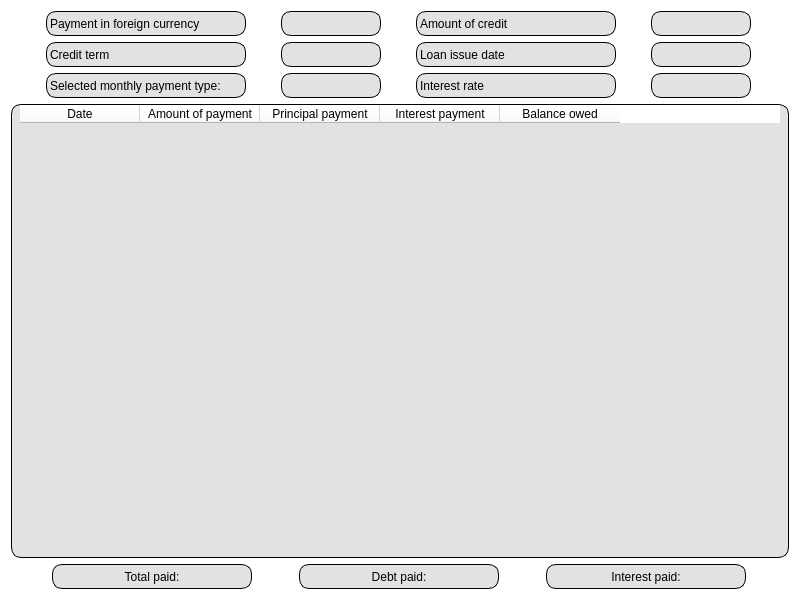
Above: src/s21_frontend/s21_credit_table.ui from kossadda/C7_s21_SmartCalc before the change. Below: the same form after it.
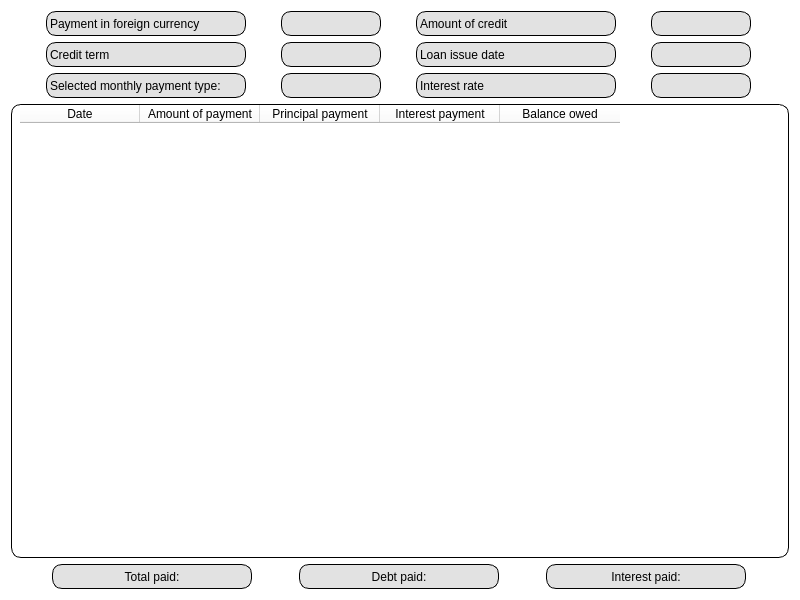
That is the form after the change.

```diff
--- a/src/s21_frontend/s21_credit_table.ui
+++ b/src/s21_frontend/s21_credit_table.ui
@@ -435,6 +435,8 @@
     </layout>
    </item>
    <item>
+    <layout class="QHBoxLayout" name="horizontalLayout_2">
+     <item>
     <widget class="QTableWidget" name="table">
      <property name="sizePolicy">
       <sizepolicy hsizetype="Preferred" vsizetype="Preferred">
@@ -451,7 +453,7 @@
 QTableWidget {
     border-radius: 10px;
     padding: 0 8px;
-	background-color: rgb(226, 226, 226);
+	background-color: rgb(255, 255, 255);
 	color:black;
 	color: rgb(0, 0, 0);
 	gridline-color: rgb(0, 0, 0);
@@ -496,6 +498,8 @@
       </property>
      </column>
     </widget>
+     </item>
+    </layout>
    </item>
    <item>
     <layout class="QHBoxLayout" name="result_layout">
```
Lines whose indentation alone changed are shown as unchanged.
